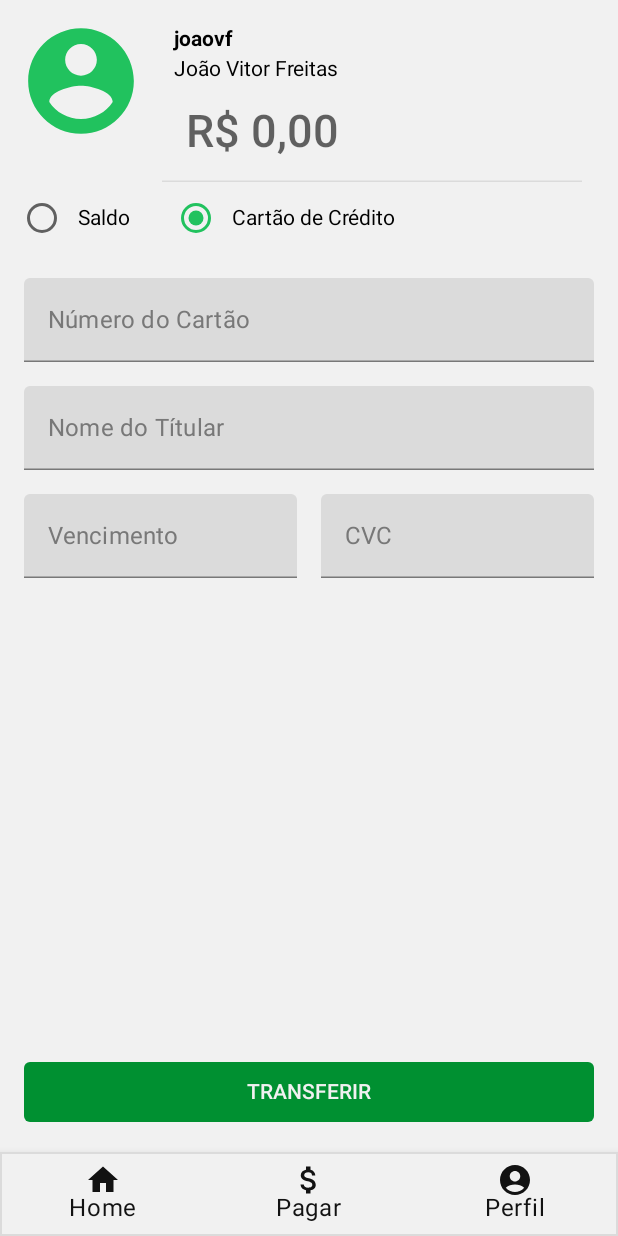
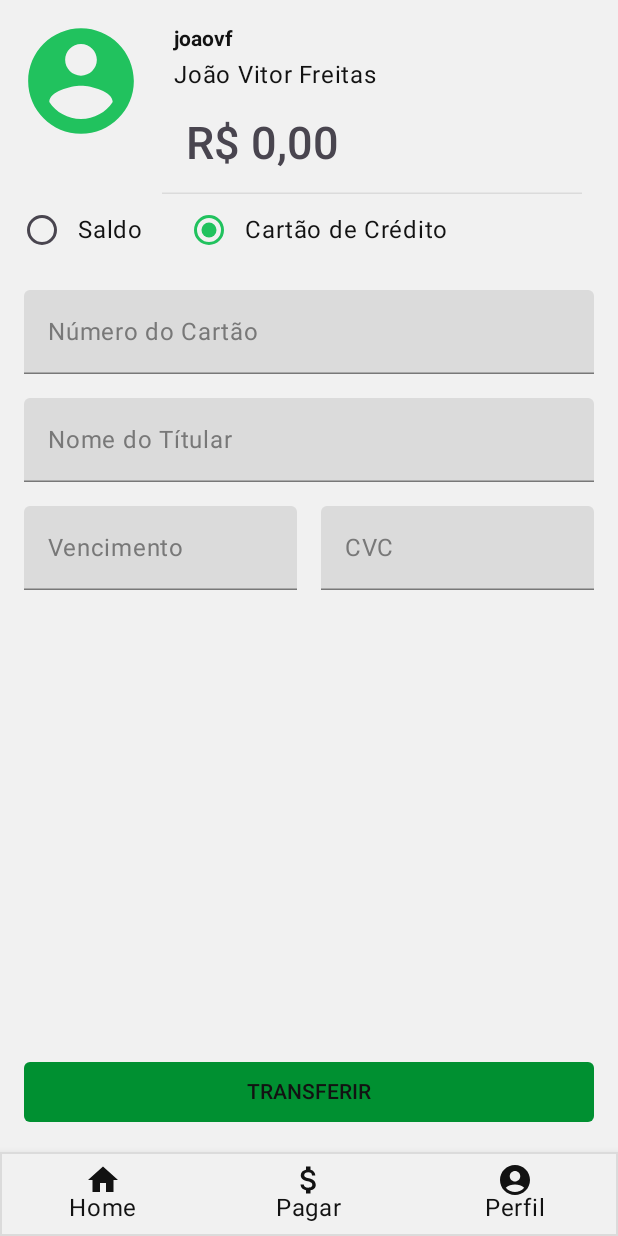
Before and after one commit to rodolfoHOk/dio.picpayclone-app, an Android app built with Jetpack Compose: the PaymentScreen screen opened through its navigation route, after a tap on "joaovf", on a phone screen of 412 x 824 dp. Run offline under Robolectric (Android 15) with nearby library versions, the phone set to English and light mode, and no system bars; our stand-ins replace Dagger/Hilt's generated code.

Commit message:
refactor: standardizing material3 imports

```diff
--- a/app/src/main/java/br/com/dio/picpaycloneapp/ui/bottom_nav/BottomNavBar.kt
+++ b/app/src/main/java/br/com/dio/picpaycloneapp/ui/bottom_nav/BottomNavBar.kt
@@ -3,9 +3,9 @@ package br.com.dio.picpaycloneapp.ui.bottom_nav
 import androidx.compose.foundation.border
 import androidx.compose.material.BottomNavigation
 import androidx.compose.material.BottomNavigationItem
-import androidx.compose.material.Icon
+import androidx.compose.material3.Icon
+import androidx.compose.material3.Text
 import androidx.compose.material3.MaterialTheme
-import androidx.compose.material3.Text
 import androidx.compose.runtime.Composable
 import androidx.compose.runtime.getValue
 import androidx.compose.ui.Modifier
--- a/app/src/main/java/br/com/dio/picpaycloneapp/ui/components/ContactItem.kt
+++ b/app/src/main/java/br/com/dio/picpaycloneapp/ui/components/ContactItem.kt
@@ -1,7 +1,6 @@
 package br.com.dio.picpaycloneapp.ui.components
 
 import androidx.compose.foundation.Image
-import androidx.compose.foundation.background
 import androidx.compose.foundation.layout.Arrangement
 import androidx.compose.foundation.layout.Column
 import androidx.compose.foundation.layout.Row
@@ -10,9 +9,10 @@ import androidx.compose.foundation.layout.height
 import androidx.compose.foundation.layout.padding
 import androidx.compose.foundation.layout.size
 import androidx.compose.foundation.shape.RoundedCornerShape
-import androidx.compose.material.Card
-import androidx.compose.material.ExperimentalMaterialApi
-import androidx.compose.material.Text
+import androidx.compose.material3.Card
+import androidx.compose.material3.CardDefaults
+import androidx.compose.material3.ExperimentalMaterial3Api
+import androidx.compose.material3.Text
 import androidx.compose.material3.MaterialTheme
 import androidx.compose.runtime.Composable
 import androidx.compose.ui.Modifier
@@ -22,14 +22,17 @@ import androidx.compose.ui.text.font.FontWeight
 import androidx.compose.ui.unit.dp
 import br.com.dio.picpaycloneapp.R
 
-@OptIn(ExperimentalMaterialApi::class)
+
+@OptIn(ExperimentalMaterial3Api::class)
 @Composable
 fun ContactItem(username: String, completeName: String, onContactClick: () -> Unit) {
     Card(
         shape = RoundedCornerShape(8.dp),
-        elevation = 2.dp,
+        elevation = CardDefaults.cardElevation(2.dp),
         modifier = Modifier.padding(bottom = 4.dp),
-        backgroundColor = MaterialTheme.colorScheme.background,
+        colors = CardDefaults.cardColors(
+            containerColor = MaterialTheme.colorScheme.background,
+        ),
         onClick = { onContactClick() }
     ) {
         Row(
--- a/app/src/main/java/br/com/dio/picpaycloneapp/ui/components/TransactionTextField.kt
+++ b/app/src/main/java/br/com/dio/picpaycloneapp/ui/components/TransactionTextField.kt
@@ -2,9 +2,9 @@ package br.com.dio.picpaycloneapp.ui.components
 
 import androidx.compose.foundation.shape.RoundedCornerShape
 import androidx.compose.foundation.text.KeyboardOptions
-import androidx.compose.material.Text
-import androidx.compose.material.TextField
-import androidx.compose.material.TextFieldDefaults
+import androidx.compose.material3.Text
+import androidx.compose.material3.TextField
+import androidx.compose.material3.TextFieldDefaults
 import androidx.compose.material3.MaterialTheme
 import androidx.compose.runtime.Composable
 import androidx.compose.ui.Modifier
@@ -41,12 +41,13 @@ fun TransactionTextField(
         textStyle = TextStyle(fontWeight = FontWeight.Bold),
         modifier = modifier,
         shape = RoundedCornerShape(topStart = 4.dp, topEnd = 4.dp),
-        colors = TextFieldDefaults.textFieldColors(
-            backgroundColor = MaterialTheme.colorScheme.surface,
+        colors = TextFieldDefaults.colors(
+            focusedContainerColor = MaterialTheme.colorScheme.surface,
+            unfocusedContainerColor = MaterialTheme.colorScheme.surface,
             focusedIndicatorColor = MaterialTheme.colorScheme.tertiary,
             unfocusedIndicatorColor = MaterialTheme.colorScheme.onSurface,
+            focusedLabelColor = MaterialTheme.colorScheme.tertiary,
             unfocusedLabelColor = MaterialTheme.colorScheme.onSurface,
-            focusedLabelColor = MaterialTheme.colorScheme.tertiary,
             cursorColor = MaterialTheme.colorScheme.tertiary,
         )
     )
--- a/app/src/main/java/br/com/dio/picpaycloneapp/ui/screens/login/LoginScreen.kt
+++ b/app/src/main/java/br/com/dio/picpaycloneapp/ui/screens/login/LoginScreen.kt
@@ -14,8 +14,8 @@ import androidx.compose.foundation.shape.RoundedCornerShape
 import androidx.compose.material3.Button
 import androidx.compose.material3.ButtonDefaults
 import androidx.compose.material3.CircularProgressIndicator
+import androidx.compose.material3.Text
 import androidx.compose.material3.MaterialTheme
-import androidx.compose.material3.Text
 import androidx.compose.runtime.Composable
 import androidx.compose.runtime.collectAsState
 import androidx.compose.ui.Alignment
@@ -77,7 +77,8 @@ fun LoginScreen(
                     .padding(16.dp)
                     .fillMaxWidth(),
                 colors = ButtonDefaults.buttonColors(
-                    MaterialTheme.colorScheme.background
+                    containerColor = MaterialTheme.colorScheme.background,
+                    contentColor = MaterialTheme.colorScheme.onBackground
                 ),
                 shape = RoundedCornerShape(8.dp)
             ) {
--- a/app/src/main/java/br/com/dio/picpaycloneapp/ui/screens/transaction/TransactionScreen.kt
+++ b/app/src/main/java/br/com/dio/picpaycloneapp/ui/screens/transaction/TransactionScreen.kt
@@ -10,11 +10,11 @@ import androidx.compose.foundation.layout.fillMaxWidth
 import androidx.compose.foundation.layout.padding
 import androidx.compose.foundation.shape.RoundedCornerShape
 import androidx.compose.foundation.text.KeyboardOptions
-import androidx.compose.material.RadioButton
-import androidx.compose.material.RadioButtonDefaults
-import androidx.compose.material.Text
-import androidx.compose.material.TextField
-import androidx.compose.material.TextFieldDefaults
+import androidx.compose.material3.RadioButton
+import androidx.compose.material3.RadioButtonDefaults
+import androidx.compose.material3.Text
+import androidx.compose.material3.TextField
+import androidx.compose.material3.TextFieldDefaults
 import androidx.compose.material3.Button
 import androidx.compose.material3.ButtonDefaults
 import androidx.compose.material3.MaterialTheme
@@ -96,12 +96,13 @@ fun TransactionScreen(
                                 },
                                 maxLines = 1,
                                 keyboardOptions = KeyboardOptions(keyboardType = KeyboardType.Number),
-                                colors = TextFieldDefaults.textFieldColors(
-                                    backgroundColor = Color.Transparent,
+                                colors = TextFieldDefaults.colors(
+                                    focusedContainerColor = Color.Transparent,
+                                    unfocusedContainerColor = Color.Transparent,
                                     focusedIndicatorColor = MaterialTheme.colorScheme.tertiary,
                                     unfocusedIndicatorColor = MaterialTheme.colorScheme.surface,
+                                    focusedLabelColor = MaterialTheme.colorScheme.primary,
                                     unfocusedLabelColor = MaterialTheme.colorScheme.onSurface,
-                                    focusedLabelColor = MaterialTheme.colorScheme.primary,
                                     cursorColor = MaterialTheme.colorScheme.tertiary,
                                 )
                             )
@@ -148,7 +149,6 @@ fun TransactionScreen(
                     }
 
                     if (transactionUiState.value.paymentType == PaymentType.CREDIT_CARD) {
-                        Box {
                         Column {
                             TransactionTextField(
                                 label = "Número do Cartão",
@@ -199,7 +199,6 @@ fun TransactionScreen(
                                 )
                             }
                         }
-                        }
                     } else {
                         Row(
                             modifier = Modifier.padding(16.dp),
@@ -228,16 +227,14 @@ fun TransactionScreen(
                         .fillMaxWidth()
                         .padding(bottom = 16.dp, start = 16.dp, end = 16.dp),
                     colors = ButtonDefaults.buttonColors(
-                        containerColor = MaterialTheme.colorScheme.tertiary
+                        containerColor = MaterialTheme.colorScheme.tertiary,
+                        contentColor = MaterialTheme.colorScheme.onTertiary
                     ),
                     shape = RoundedCornerShape(4.dp)
                 ) {
                     Text(
                         text = "Transferir".uppercase(),
-                        style = TextStyle(
-                            color = MaterialTheme.colorScheme.background,
-                            fontWeight = FontWeight.SemiBold
-                        )
+                        style = TextStyle(fontWeight = FontWeight.SemiBold)
                     )
                 }
             }
```
Also changed, not shown: app/src/main/java/br/com/dio/picpaycloneapp/ui/components/LoginTextField.kt (+8 -7 lines). Lines whose indentation alone changed are shown as unchanged.
